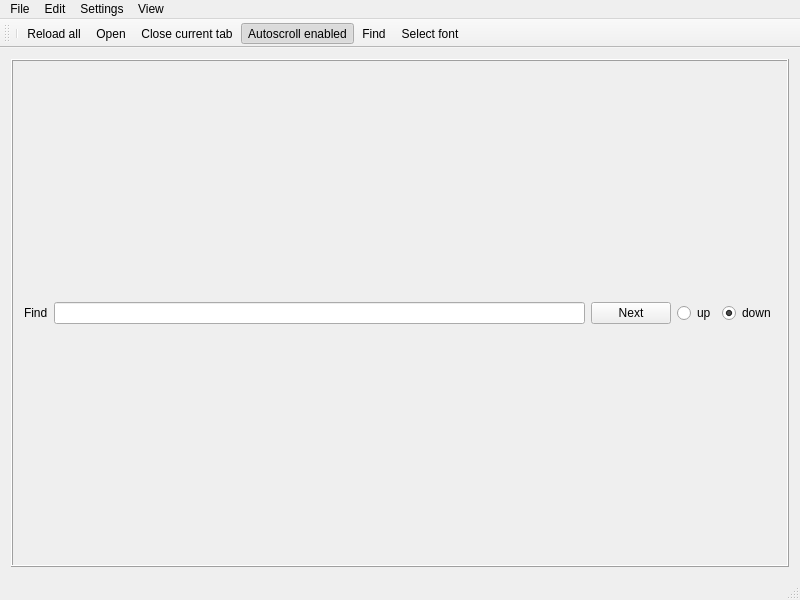
First picture: the form in src/mainwindow.ui, repository lysevi/logan, before the edit.
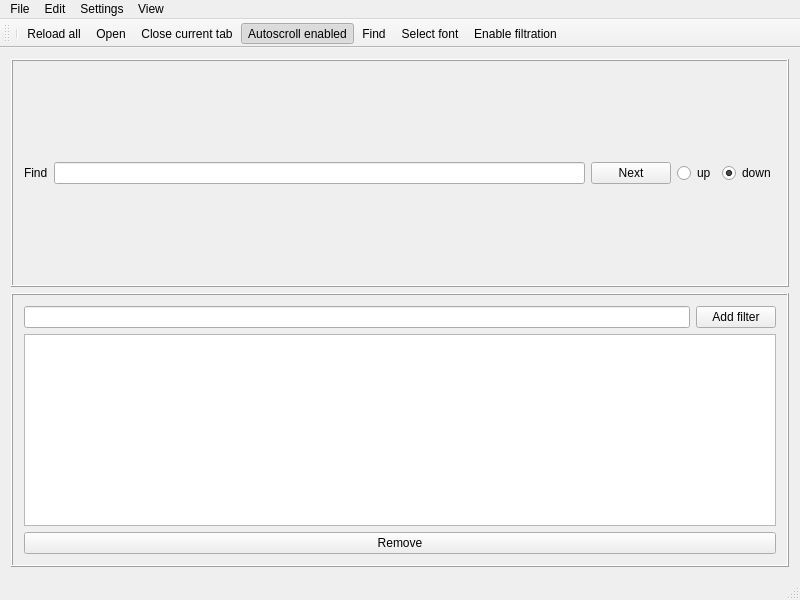
Second picture: the form after the edit. Icons and pictures are not drawn.

```diff
--- a/src/mainwindow.ui
+++ b/src/mainwindow.ui
@@ -86,6 +86,49 @@
       </layout>
      </widget>
     </item>
+    <item row="2" column="0">
+     <widget class="QFrame" name="fltrFrame">
+      <property name="frameShape">
+       <enum>QFrame::Box</enum>
+      </property>
+      <property name="frameShadow">
+       <enum>QFrame::Raised</enum>
+      </property>
+      <layout class="QVBoxLayout" name="verticalLayout">
+       <item>
+        <layout class="QHBoxLayout" name="horizontalLayout_2">
+         <item>
+          <widget class="QLineEdit" name="fltrEdit"/>
+         </item>
+         <item>
+          <widget class="QPushButton" name="addFltrButton">
+           <property name="text">
+            <string>Add filter</string>
+           </property>
+          </widget>
+         </item>
+        </layout>
+       </item>
+       <item>
+        <widget class="QListView" name="filtrListView">
+         <property name="sizePolicy">
+          <sizepolicy hsizetype="Expanding" vsizetype="Minimum">
+           <horstretch>0</horstretch>
+           <verstretch>0</verstretch>
+          </sizepolicy>
+         </property>
+        </widget>
+       </item>
+       <item>
+        <widget class="QPushButton" name="rmFltrButton">
+         <property name="text">
+          <string>Remove</string>
+         </property>
+        </widget>
+       </item>
+      </layout>
+     </widget>
+    </item>
    </layout>
   </widget>
   <widget class="QMenuBar" name="menuBar">
@@ -157,6 +200,7 @@
    <addaction name="actionautoscroll_enabled"/>
    <addaction name="actionFind"/>
    <addaction name="actionfont_selection"/>
+   <addaction name="actionEnable_filtration"/>
   </widget>
   <widget class="QStatusBar" name="statusBar"/>
   <action name="actionOpen">
@@ -287,6 +331,18 @@
     <string>Recent files</string>
    </property>
   </action>
+  <action name="actionEnable_filtration">
+   <property name="checkable">
+    <bool>true</bool>
+   </property>
+   <property name="icon">
+    <iconset resource="resources.qrc">
+     <normaloff>:/icons/filter.svg</normaloff>:/icons/filter.svg</iconset>
+   </property>
+   <property name="text">
+    <string>Enable filtration</string>
+   </property>
+  </action>
  </widget>
  <layoutdefault spacing="6" margin="11"/>
  <resources>
```
Left out of the diff: 17 changed lines with no effect on the pictures.
